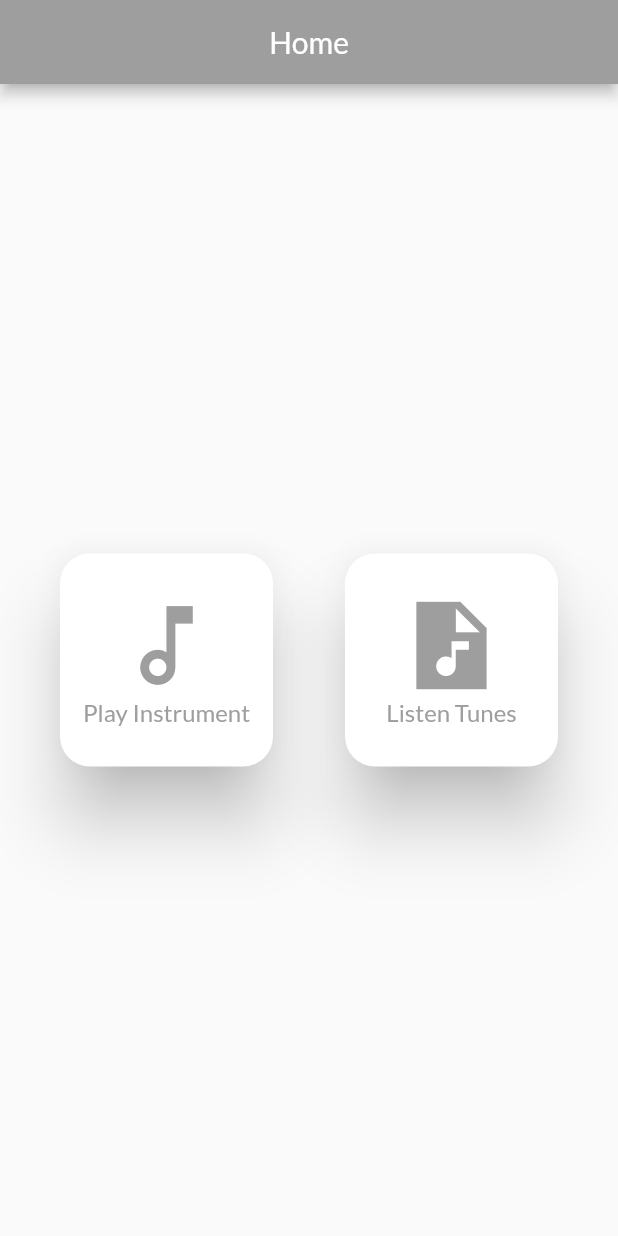
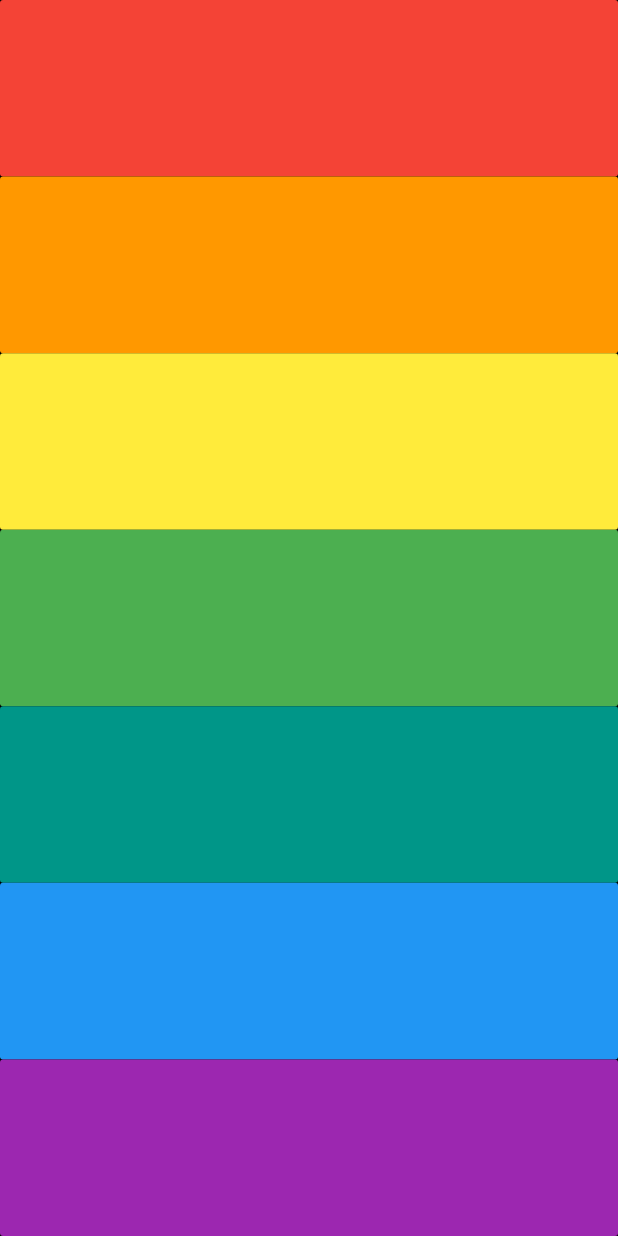
Before and after one commit to CodeWithPreet/xylophone, a Flutter app: the screen it shows after launch, on a phone screen of 412 x 824 dp. Run offline on Flutter 3.47's test engine with Material 2 defaults, Android fonts, the phone set to English and light mode, and no system bars; our stand-ins replace audioplayers, flutter_native_splash.

Commit message:
Revert "File manage"

```diff
--- a/lib/app/HomeScreen.dart
+++ /dev/null
@@ -1,101 +0,0 @@
-import 'package:flutter/material.dart';
-import 'package:flutter/rendering.dart';
-import 'package:xylophone/app/ListenScreen.dart';
-
-class HomeScreen extends StatelessWidget {
-  const HomeScreen({Key? key}) : super(key: key);
-
-  @override
-  Widget build(BuildContext context) {
-    return Scaffold(
-      appBar: AppBar(
-        backgroundColor: Colors.grey,
-        centerTitle: true,
-        title: Text("Home"),
-      ),
-      body: SafeArea(
-        child: Center(
-          child: Row(
-            mainAxisAlignment: MainAxisAlignment.center,
-            crossAxisAlignment: CrossAxisAlignment.stretch,
-            children: [
-              Center(
-                child: Container(
-                  height: 150,
-                  width: 150,
-                  child: Card(
-                    shape: RoundedRectangleBorder(
-                      borderRadius: BorderRadius.circular(20.0),
-                    ),
-                    elevation: 20.0,
-                    child: GestureDetector(
-                      child: Center(
-                        child: Column(
-                          mainAxisAlignment: MainAxisAlignment.center,
-                          crossAxisAlignment: CrossAxisAlignment.center,
-                          children: [
-                            Icon(Icons.music_note_outlined,
-                                size: 70, color: Colors.grey),
-                            Text(
-                              "Play Instrument",
-                              style:
-                                  TextStyle(fontSize: 16, color: Colors.grey),
-                            ),
-                          ],
-                        ),
-                      ),
-                      onTap: () {
-                        Navigator.pushNamed(context, '/play');
-                      },
-                    ),
-                    color: Colors.white,
-                  ),
-                ),
-              ),
-              SizedBox(
-                width: 40,
-              ),
-              Center(
-                child: Container(
-                  height: 150,
-                  width: 150,
-                  child: Card(
-                    shape: RoundedRectangleBorder(
-                      borderRadius: BorderRadius.circular(20.0),
-                    ),
-                    elevation: 20.0,
-                    child: GestureDetector(
-                      child: Center(
-                        child: Column(
-                          mainAxisAlignment: MainAxisAlignment.center,
-                          crossAxisAlignment: CrossAxisAlignment.center,
-                          children: [
-                            Icon(Icons.audio_file_sharp,
-                                size: 70, color: Colors.grey),
-                            Text(
-                              "Listen Tunes",
-                              style:
-                                  TextStyle(fontSize: 16, color: Colors.grey),
-                            ),
-                          ],
-                        ),
-                      ),
-                      onTap: () {
-                        Navigator.push(
-                          context,
-                          MaterialPageRoute(
-                              builder: (context) => ListenScreen()),
-                        );
-                      },
-                    ),
-                    color: Colors.white,
-                  ),
-                ),
-              ),
-            ],
-          ),
-        ),
-      ),
-    );
-  }
-}
--- /dev/null
+++ b/lib/app/myApp.dart
@@ -0,0 +1,115 @@
+import 'package:audioplayers/audioplayers.dart';
+import 'package:flutter/material.dart';
+
+class MyApp extends StatelessWidget {
+  const MyApp({Key? key}) : super(key: key);
+  void playSound(int soundnum) {
+    final player = AudioCache();
+    player.play("note${soundnum}.wav");
+  }
+
+  Expanded buildkey({required Color color, required soundnum}) {
+    return Expanded(
+      child: FlatButton(
+        color: color,
+        onPressed: () {
+          playSound(soundnum);
+        },
+        child: Text(""),
+      ),
+    );
+  }
+
+  @override
+  Widget build(BuildContext context) {
+    return MaterialApp(
+      home: Scaffold(
+        backgroundColor: Colors.black,
+        body: SafeArea(
+          child: Container(
+            // height: 500,
+            child: Column(
+              crossAxisAlignment: CrossAxisAlignment.stretch,
+              children: [
+                // Expanded(
+                //   child: FlatButton(
+                //     color: Colors.red,
+                //     onPressed: () {
+                //       playSound(1);
+                //     },
+                //     child: Text(""),
+                //   ),
+                // ),
+                buildkey(color: Colors.red, soundnum: 1),
+                // Expanded(
+                //   child: FlatButton(
+                //     color: Colors.orange,
+                //     onPressed: () {
+                //       playSound(2);
+                //     },
+                //     child: Text(""),
+                //   ),
+                // ),
+                buildkey(color: Colors.orange, soundnum: 2),
+
+                // Expanded(
+                //   child: FlatButton(
+                //     onPressed: () {
+                //       playSound(3);
+                //     },
+                //     color: Colors.yellow,
+                //     child: Text(""),
+                //   ),
+                // ),
+                buildkey(color: Colors.yellow, soundnum: 3),
+
+                // Expanded(
+                //   child: FlatButton(
+                //     onPressed: () {
+                //       playSound(4);
+                //     },
+                //     color: Colors.green,
+                //     child: Text(""),
+                //   ),
+                // ),
+                buildkey(color: Colors.green, soundnum: 4),
+
+                // Expanded(
+                //   child: FlatButton(
+                //     onPressed: () {
+                //       playSound(5);
+                //     },
+                //     color: Colors.teal,
+                //     child: Text(""),
+                //   ),
+                // ),
+                buildkey(color: Colors.teal, soundnum: 5),
+
+                // Expanded(
+                //   child: FlatButton(
+                //       onPressed: () {
+                //         playSound(6);
+                //       },
+                //       color: Colors.blue,
+                //       child: Text("")),
+                // ),
+                buildkey(color: Colors.blue, soundnum: 6),
+
+                // Expanded(
+                //   child: FlatButton(
+                //     onPressed: () {
+                //       playSound(7);
+                //     },
+                //     color: Colors.purple,
+                //     child: Text(""),
+                //   ),
+                // ),
+                buildkey(color: Colors.purple, soundnum: 7),
+              ],
+            ),
+          ),
+        ),
+      ),
+    );
+  }
+}
--- a/pubspec.yaml
+++ b/pubspec.yaml
@@ -36,7 +36,6 @@ dependencies:
   cupertino_icons: ^1.0.2
   audioplayers: ^0.20.1
   flutter_native_splash: ^2.1.1
-  google_fonts: ^2.3.2
 
 
 dev_dependencies:
```
Also changed, not shown: lib/app/ListenScreen.dart (deleted, +0 -16 lines), lib/app/PlayScreen.dart (deleted, +0 -128 lines), lib/main.dart (+2 -22 lines), pubspec.lock, 1 other file.
